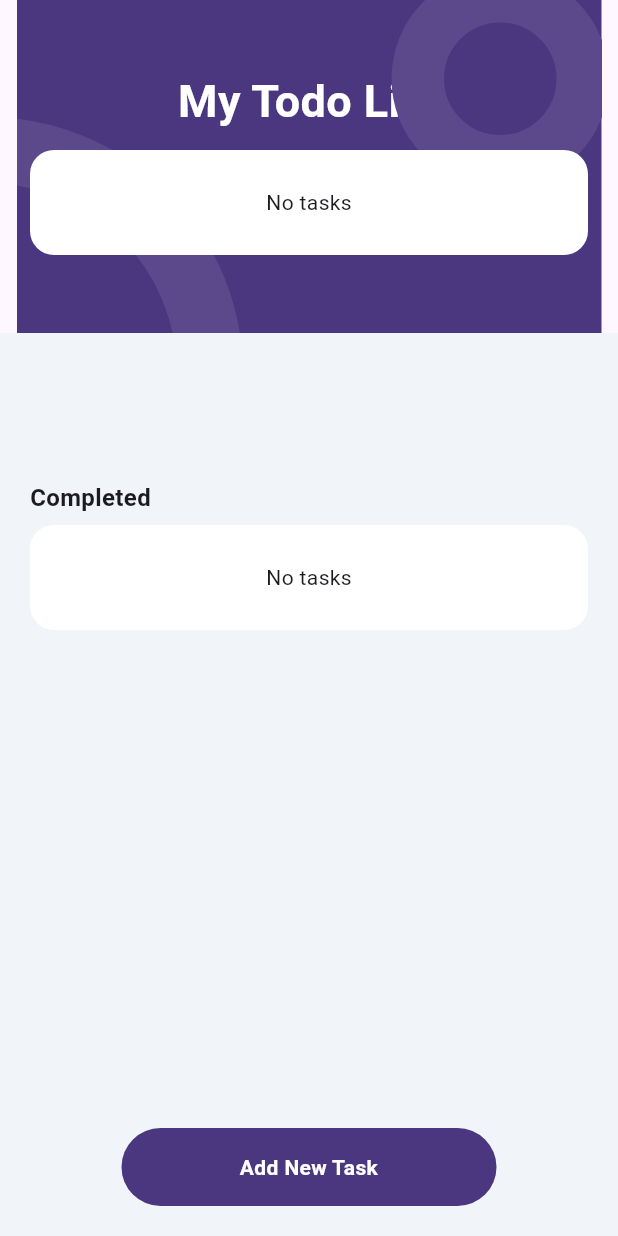
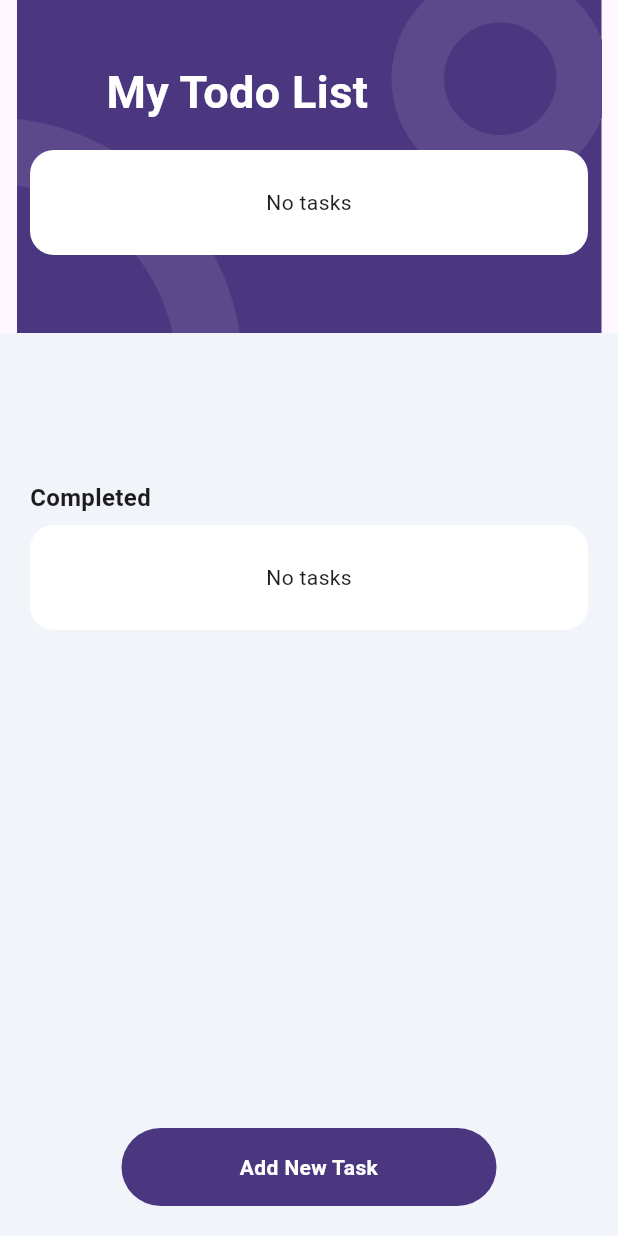
Before and after one commit to Charcasbeos/ToDoList, a Flutter app: the screen it shows after launch, on a phone screen of 412 x 824 dp. Run offline on Flutter 3.47's test engine with Material 3 defaults, Android fonts, the phone set to English and light mode, and no system bars; our stand-ins replace hive, hive_flutter; accounts and stored records are empty.

Commit message:
fix layout appbar of todo page hive

```diff
--- a/lib/pages/todo_page_hive.dart
+++ b/lib/pages/todo_page_hive.dart
@@ -40,18 +40,7 @@ class TodoPageHive extends StatelessWidget {
                     decoration: const BoxDecoration(color: Color(0xFF4A3780)),
                     height: 222,
                     width: 390,
-                    child: const Padding(
-                      padding: EdgeInsets.only(top: 46),
-                      child: Text(
-                        "My Todo List",
-                        style: TextStyle(
-                          fontWeight: FontWeight.w700,
-                          fontSize: 30,
-                          color: Colors.white,
-                        ),
-                        textAlign: TextAlign.center,
-                      ),
-                    ),
+                    child: const Padding(padding: EdgeInsets.only(top: 46)),
                   ),
                   // Circle 1
                   Positioned(
@@ -83,6 +72,18 @@ class TodoPageHive extends StatelessWidget {
                           width: 35,
                         ),
                       ),
+                    ),
+                  ),
+                  Container(
+                    padding: EdgeInsets.symmetric(horizontal: 60, vertical: 40),
+                    child: Text(
+                      "My Todo List",
+                      style: TextStyle(
+                        fontWeight: FontWeight.w700,
+                        fontSize: 30,
+                        color: Colors.white,
+                      ),
+                      textAlign: TextAlign.center,
                     ),
                   ),
                 ],
```
